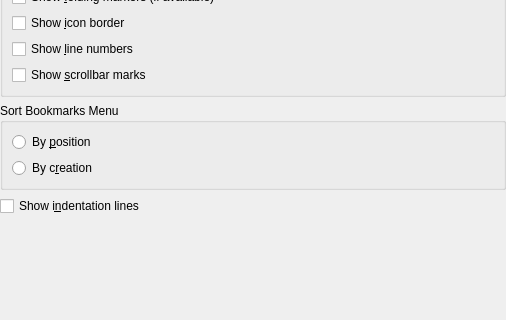
The window that part/dialogs/appearanceconfigwidget.ui (KDE/kate) describes before a commit, drawn with Qt 5; both pictures show x 0 to 506 and y 166 to 486 of the 506 by 486 pixel window.
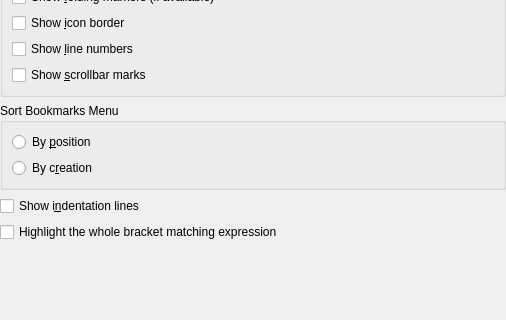
The same window after the commit.

Commit message: Finally implement this wish, "parenthesis highlighting as expression". I'm not so sure about the checkbox caption I used, just change it if you come up with a better phrase.

The edit to the form file:
```diff
--- a/part/dialogs/appearanceconfigwidget.ui
+++ b/part/dialogs/appearanceconfigwidget.ui
@@ -275,6 +275,16 @@
      </property>
     </widget>
    </item>
+   <item>
+    <widget class="QCheckBox" name="chkShowWholeBracketExpression" >
+     <property name="whatsThis" >
+      <string>If this is enabled, the whole expression inside matching brackets will be highlighted.</string>
+     </property>
+     <property name="text" >
+      <string>Highlight the whole bracket matching expression</string>
+     </property>
+    </widget>
+   </item>
    <item>
     <spacer>
      <property name="orientation" >
```
The commit also changes 5 other files.
